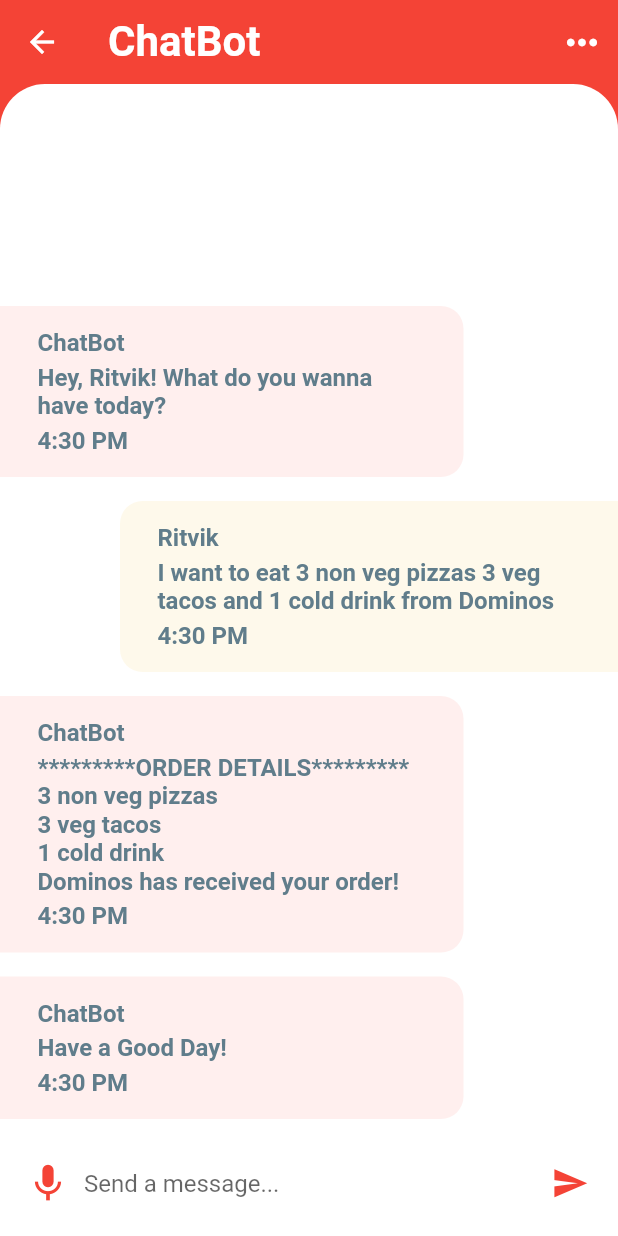
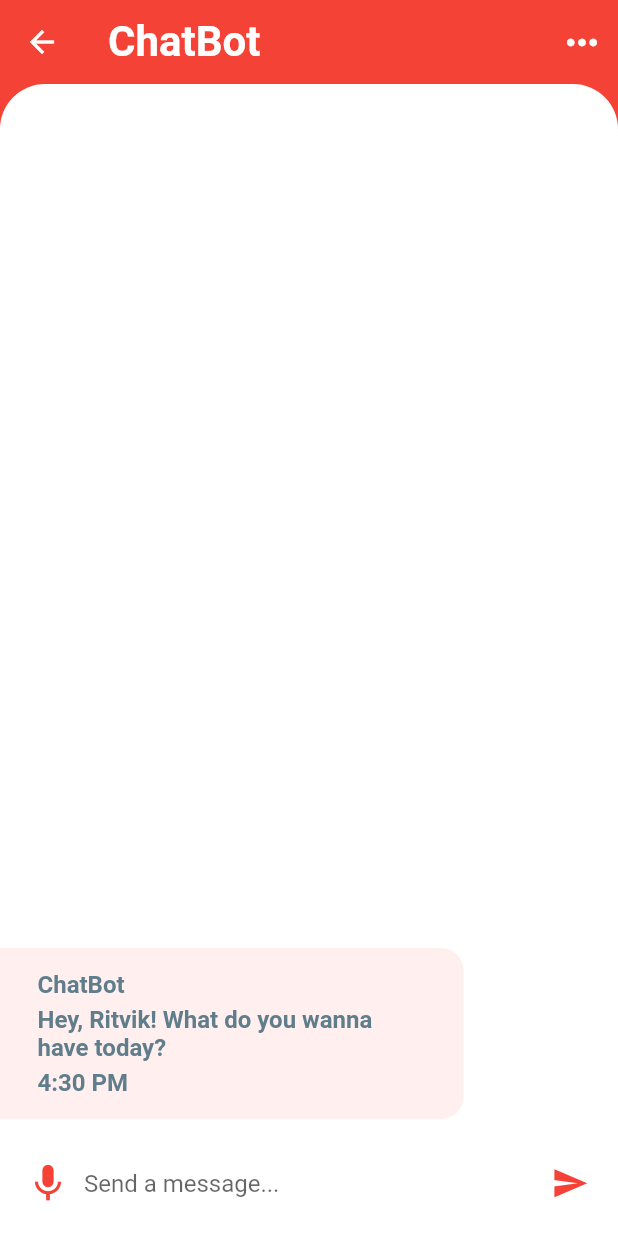
Before and after one commit to ritviksharma4/Mercury, a Flutter app: the screen it shows after launch, after a tap on "ChatBot", on a phone screen of 412 x 824 dp. Run offline on Flutter 3.47's test engine with Material 2 defaults, Android fonts, the phone set to English and light mode, and no system bars; our stand-ins replace speech_to_text; missing offline and left inert: grpc, protobuf; project files that could hold a hidden picture were left out.

Commit message:
Full basic Demo Working..minor bugs to be fixed

```diff
--- a/MercuryServer/bin/IntentSlot.json
+++ b/MercuryServer/bin/IntentSlot.json
@@ -2,17 +2,14 @@
   "intent": "OrderFood",
   "slots": {
     "qty": [
-      "1",
-      "3"
+      "2"
     ],
     "food_type": [
-      "non veg",
-      ""
+      "non veg"
     ],
     "food_name": [
-      "pizza",
-      "cold drinks"
+      "pizzas"
     ],
-    "restaurant_name": "dominos"
+    "restaurant_name": "Dominos"
   }
 }
--- a/MercuryServer/bin/OrderDetails.txt
+++ b/MercuryServer/bin/OrderDetails.txt
@@ -1,6 +1,5 @@
-*********ORDER DETAILS*********
+********ORDER DETAILS********
 
-1 non veg pizza
-3 cold drinks
+2 non veg pizzas
 
-dominos has received your order!
+Dominos has received your order!
--- a/mercury/lib/models/message_model.dart
+++ b/mercury/lib/models/message_model.dart
@@ -1,4 +1,6 @@
 import 'package:mercury/models/user_model.dart';
+
+String startTime;
 
 class Message {
   final User sender;
@@ -33,24 +35,7 @@ List<User> favorites = [ChatBot];
 List<Message> messages = [
   Message(
     sender: ChatBot,
-    time: '4:30 PM',
-    text: 'Have a Good Day!',
-  ),
-  Message(
-    sender: ChatBot,
-    time: '4:30 PM',
-    text:
-        '*********ORDER DETAILS*********\n3 non veg pizzas\n3 veg tacos\n1 cold drink\nDominos has received your order!',
-  ),
-  Message(
-    sender: Ritvik,
-    time: '4:30 PM',
-    text:
-        'I want to eat 3 non veg pizzas 3 veg tacos and 1 cold drink from Dominos',
-  ),
-  Message(
-    sender: ChatBot,
-    time: '4:30 PM',
+    time: "4:30 PM",
     text: 'Hey, Ritvik! What do you wanna have today?',
   ),
 ];
@@ -59,7 +44,7 @@ List<Message> messages = [
 List<Message> chats = [
   Message(
     sender: ChatBot,
-    time: '4:30 PM',
-    text: 'Have a Good Day!!',
-  )
+    time: "4:30 PM",
+    text: 'Hey, Ritvik! What do you wanna have today?',
+  ),
 ];
--- a/mercury/lib/screens/chat_screen.dart
+++ b/mercury/lib/screens/chat_screen.dart
@@ -6,7 +6,6 @@ import 'dart:io';
 import 'package:speech_to_text/speech_to_text.dart' as stt;
 
 class ChatScreen extends StatefulWidget {
-
   final User user;
   ChatScreen({this.user});
 
@@ -15,7 +14,7 @@ class ChatScreen extends StatefulWidget {
 }
 
 class _ChatScreenState extends State<ChatScreen> {
-  String speechText = "nothing to see here";
+  String speechText = "Dummy String";
   stt.SpeechToText _speech;
   bool _isListening = false;
 
@@ -105,12 +104,13 @@ class _ChatScreenState extends State<ChatScreen> {
         setState(() => _isListening = true);
         _speech.listen(
           onResult: (val) => setState(() {
-			       print("\n\n\n blablabloobloo"+speechText+"\n\n\n");
-
+            speechText = val.recognizedWords;
+            controller.clear();
+            controller.text = speechText;
+            // print("User Said -> " + speechText);
           }),
         );
       }
-
     } else {
       setState(() => _isListening = false);
       _speech.stop();
@@ -132,6 +132,7 @@ class _ChatScreenState extends State<ChatScreen> {
           ),
           Expanded(
             child: TextField(
+              keyboardType: TextInputType.multiline,
               controller: controller,
               textCapitalization: TextCapitalization.sentences,
               onChanged: (value) {},
@@ -161,9 +162,9 @@ class _ChatScreenState extends State<ChatScreen> {
                       time: (new DateTime.now().hour).toString() + ':' + mins,
                       text: msgFromUser,
                     ));
+                setState(() {});
+                controller.clear();
                 var bla = await service.main([msgFromUser]);
-
-                controller.clear();
                 messages.insert(
                     0,
                     Message(
--- a/mercury/lib/services/ChatServicer.dart
+++ b/mercury/lib/services/ChatServicer.dart
@@ -8,7 +8,7 @@ import 'package:grpc/grpc.dart';
 class ChatServicer {
   Future<String> main(List<String> args) async {
     final channel = ClientChannel(
-      '10.0.2.2',
+      '192.168.43.84',
       port: 50051,
       options: const ChannelOptions(credentials: ChannelCredentials.insecure()),
     );
```
Also changed, not shown: mercury/pubspec.lock, 5 other files. Lines whose indentation alone changed are shown as unchanged.
